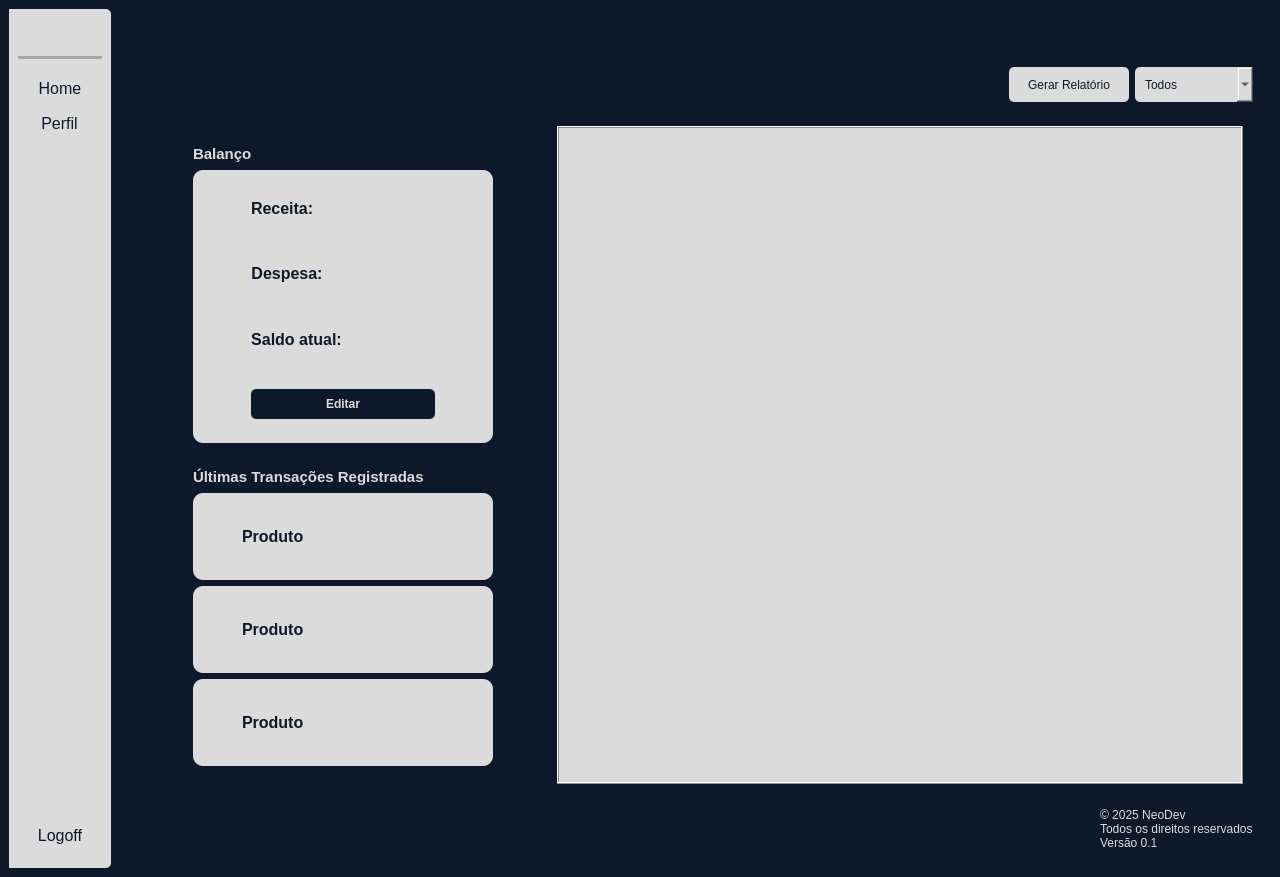
Old version of the form ui/HomeWindow.ui in the repository kawlu/Atlas-Finance.
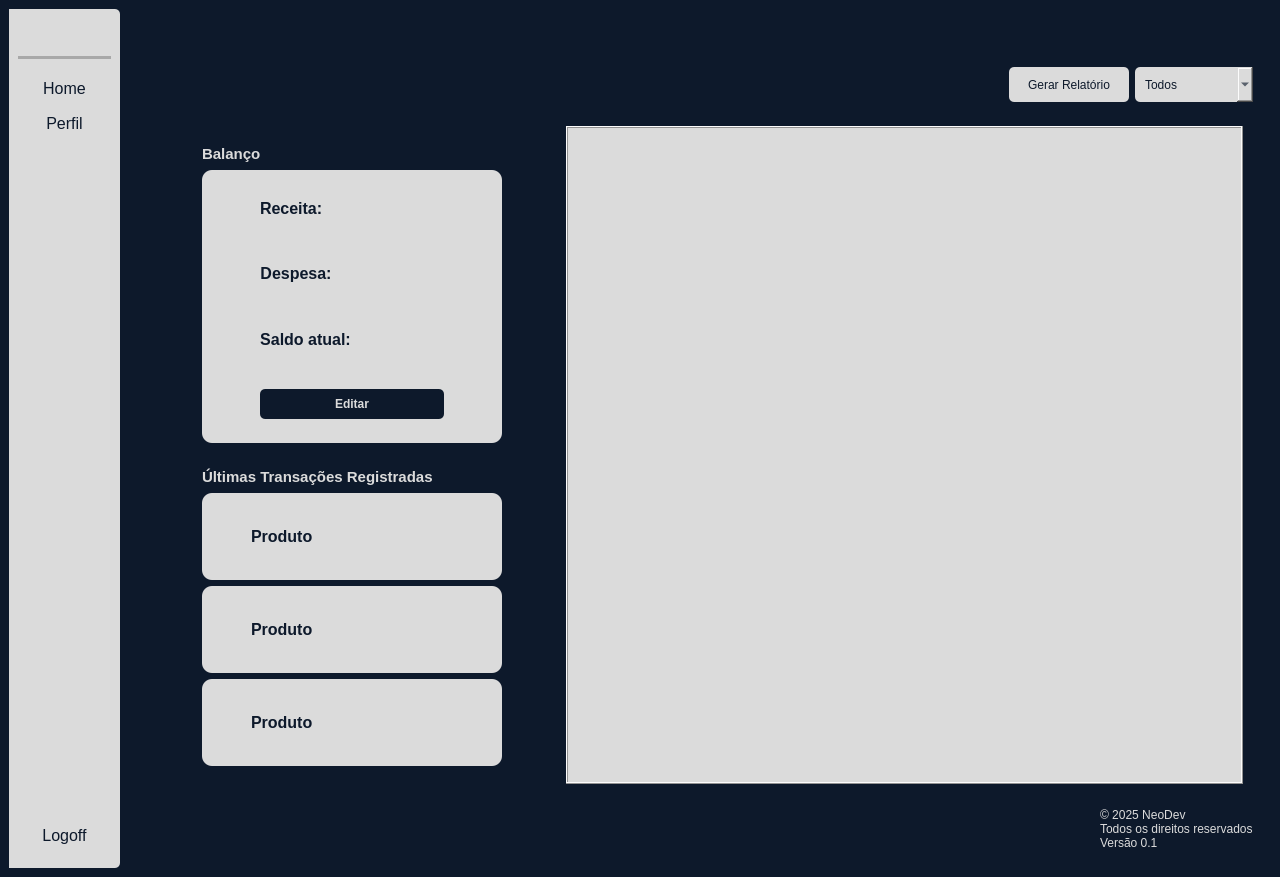
New version of the form. Icons and pictures are not drawn.

Commit message: Fix menu burger

Patch:
```diff
--- a/ui/HomeWindow.ui
+++ b/ui/HomeWindow.ui
@@ -54,6 +54,8 @@
 
 border: none;
 
+min-width: 75px;
+
 </string>
       </property>
       <property name="frameShape">
```
The commit also changes 1 other file.
